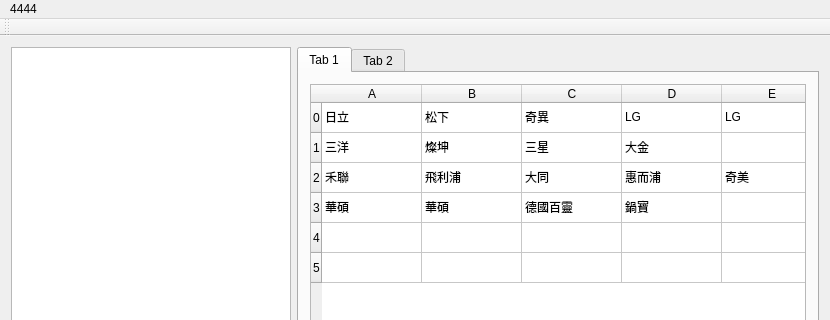
This is ui/mainwindow.ui in GGORZ10227216/WIFI_tracker_MTK as Qt 5 draws it before an edit; both pictures show x 0 to 830 and y 0 to 320 of the 830 by 611 pixel window. The edited form follows.
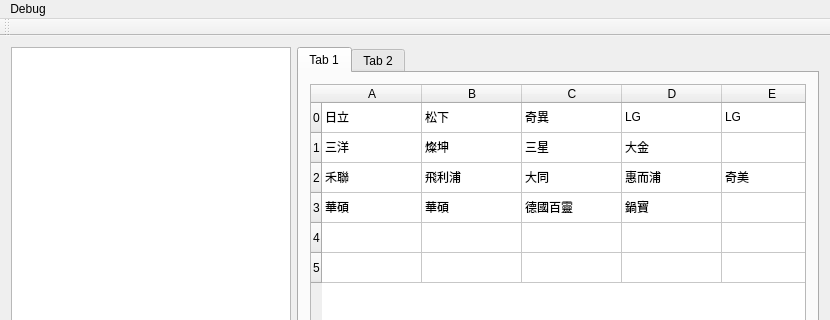
This is the edited form.

The edit to the form file:
```diff
--- a/ui/mainwindow.ui
+++ b/ui/mainwindow.ui
@@ -410,7 +410,7 @@
    </property>
    <widget class="QMenu" name="menu4444">
     <property name="title">
-     <string>4444</string>
+     <string>Debug</string>
     </property>
     <addaction name="action555"/>
    </widget>
```
Left out of the diff: 24 changed lines with no effect on the pictures.
